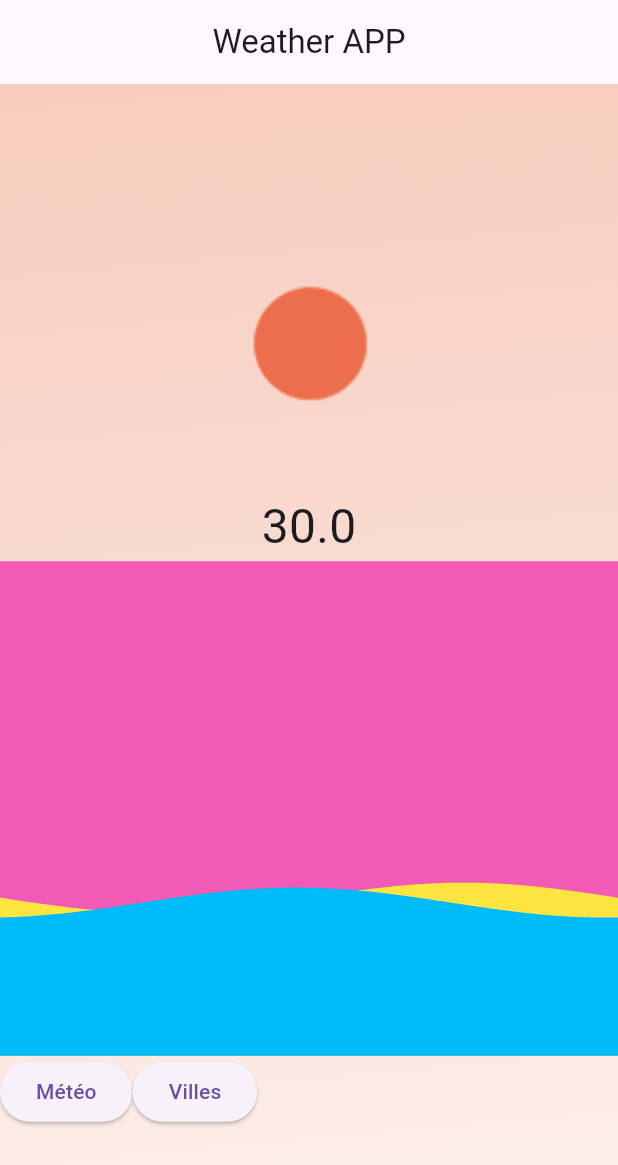
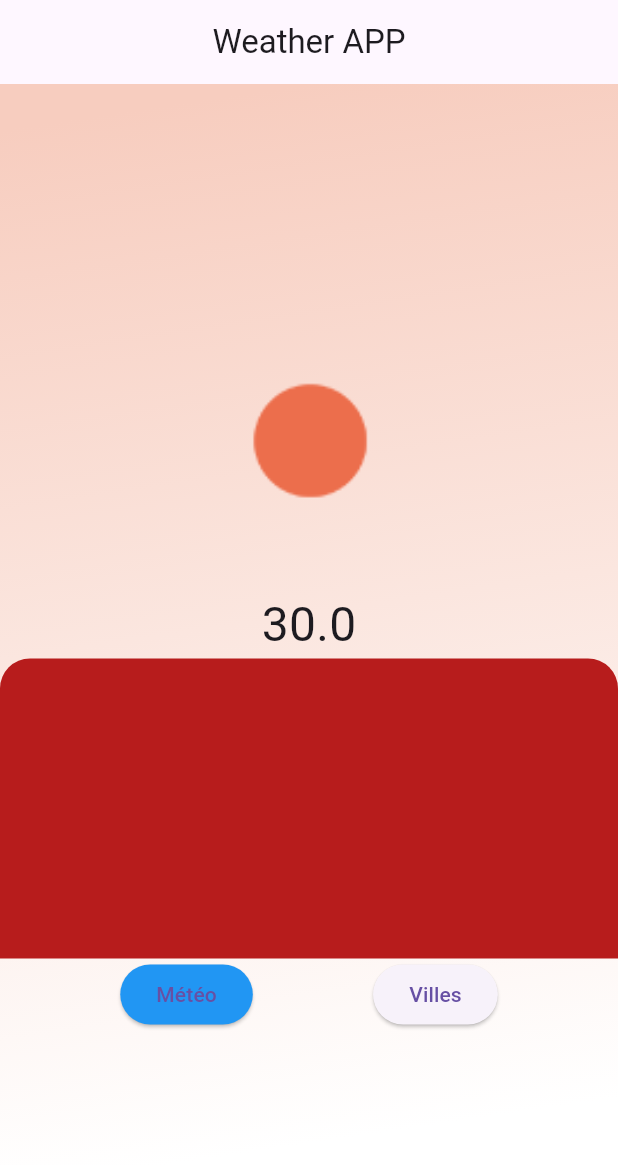
Before and after one commit to JustinFntn/flutterproject, a Flutter app: the screen it shows after launch, on a phone screen of 412 x 824 dp. Shown: the top 1165 px of the screen. Run offline on Flutter 3.47's test engine with Material 3 defaults, Android fonts, the phone set to English and light mode, and no system bars; drawn by our look-alikes of wave; Roboto replaces fonts that are missing (Georgia).

Commit message:
de retour sur le projet

```diff
--- a/lib/common/wave.dart
+++ b/lib/common/wave.dart
@@ -27,7 +27,8 @@ class Wave extends StatelessWidget {
   @override
   Widget build(BuildContext context) {
 
-    return WaveWidget(
+    return RotatedBox(quarterTurns: 2,
+      child: WaveWidget(
         config: CustomConfig(
           colors: _colors,
           durations: _durations,
@@ -36,6 +37,7 @@ class Wave extends StatelessWidget {
         backgroundColor: _backgroundColor,
         size: const Size(double.infinity, double.infinity),
         waveAmplitude: 0,
-      );
+      )
+    );
   }
 }
--- a/lib/menu/weather_menu.dart
+++ b/lib/menu/weather_menu.dart
@@ -14,33 +14,49 @@ class WeatherMenu extends StatelessWidget {
         centerTitle: true,
       ),
       body: Container(
-        width: double.infinity,
+        //constraints: const BoxConstraints.expand(),
         decoration: const BoxDecoration(
           gradient: LinearGradient(
             begin: Alignment.topCenter,
-            end: Alignment(0.5, 2),
+            end: Alignment(0.5, 0.8),
             colors: <Color>[Color(0xFFF7CDBF), Colors.white],
           ),
         ),
         child: Column(
             mainAxisAlignment: MainAxisAlignment.center,
+            mainAxisSize: MainAxisSize.max,
             children: [
-          const Weather(30),
-          SizedBox(
-              height: MediaQuery.of(context).size.height*0.4,
-              width: MediaQuery.of(context).size.width,
-              child: const Wave()),
+              const Weather(30),
+              Container(
+                decoration: BoxDecoration(
+                    color: Colors.red[900],
+                    borderRadius: const BorderRadius.only(
+                        topLeft: Radius.circular(20),
+                        topRight: Radius.circular(20))),
+                width: 500,
+                height: 200,
+                // child: SizedBox(
+                //   height: MediaQuery.of(context).size.height * 0.4,
+                //   width: MediaQuery.of(context).size.width,
+                //   //child: const Wave()
+                // ),
+              ),
               Row(
+                mainAxisAlignment: MainAxisAlignment.spaceEvenly,
                 children: [
-                  ElevatedButton(onPressed:()=>{} , child: const Text("Météo")),
-                  ElevatedButton(onPressed: ()=>{}, child: const Text("Villes")),
+                  ElevatedButton(
+                      onPressed: () => {},
+                      style: ButtonStyle(
+                        backgroundColor:
+                            MaterialStateProperty.all<Color>(Colors.blue),
+                      ),
+                      child: const Text("Météo")),
+                  ElevatedButton(
+                      onPressed: () => {}, child: const Text("Villes")),
                 ],
               )
-            ]
-        ),
+            ]),
       ),
     );
   }
-
-
 }
--- a/pubspec.yaml
+++ b/pubspec.yaml
@@ -1,8 +1,8 @@
 name: flutterproject
-description: "A new Flutter project."
+description: 'A new Flutter project.'
 # The following line prevents the package from being accidentally published to
 # pub.dev using `flutter pub publish`. This is preferred for private packages.
-publish_to: "none" # Remove this line if you wish to publish to pub.dev
+publish_to: 'none' # Remove this line if you wish to publish to pub.dev
 
 # The following defines the version and build number for your application.
 # A version number is three numbers separated by dots, like 1.2.43
@@ -19,7 +19,7 @@ publish_to: "none" # Remove this line if you wish to publish to pub.dev
 version: 1.0.0+1
 
 environment:
-    sdk: ">=3.2.5 <4.0.0"
+    sdk: '>=3.2.5 <4.0.0'
 
 # Dependencies specify other packages that your package needs in order to work.
 # To automatically upgrade your package dependencies to the latest versions
```
Also changed, not shown: lib/database/database_helpers.dart (added), pubspec.lock, 18 other files.
